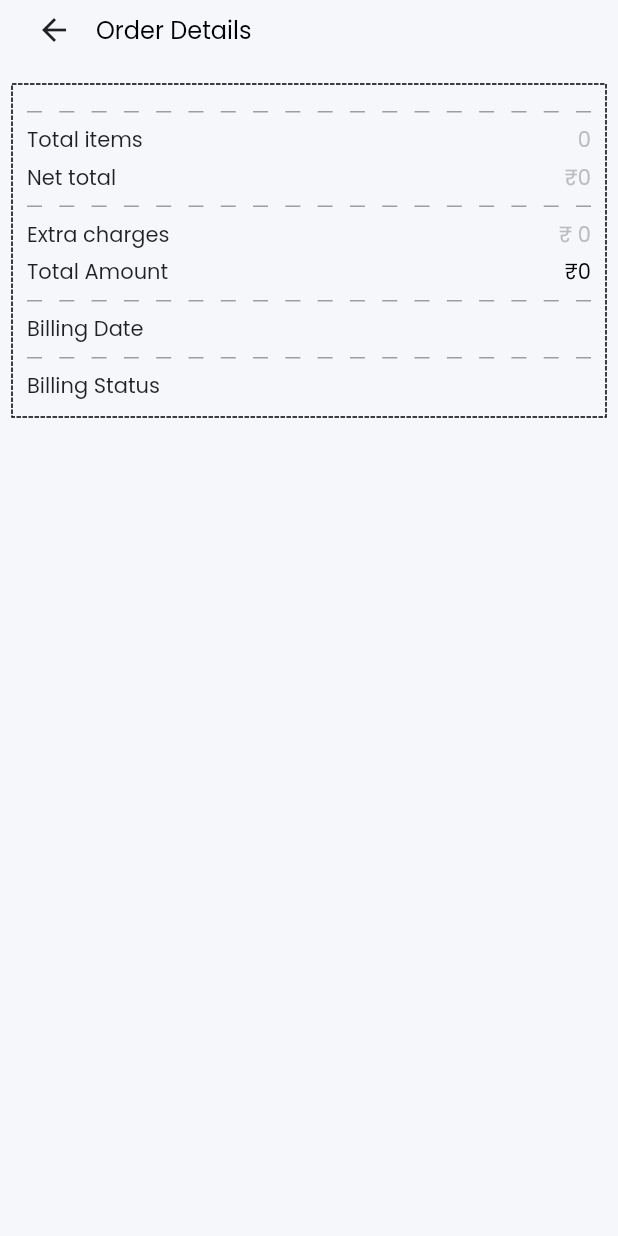
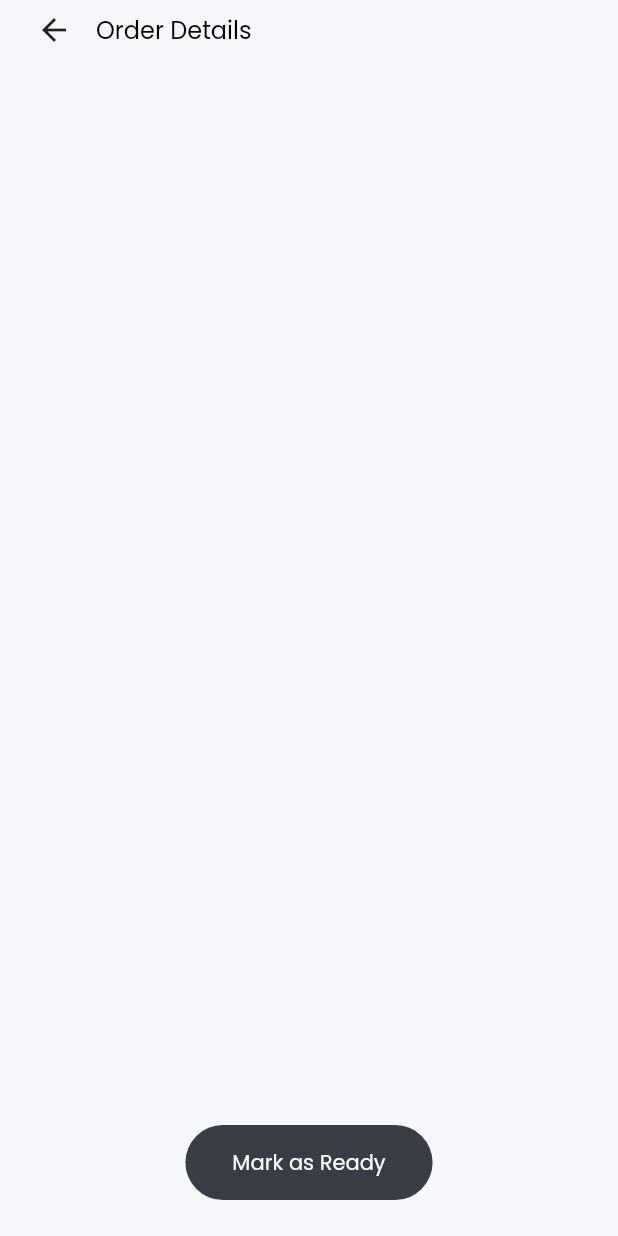
Before and after one commit to 22shubh22/shopat-seller, a Flutter app: the OrderDetails screen opened directly with empty values, on a phone screen of 412 x 824 dp. Run offline on Flutter 3.47's test engine with Material 2 defaults, Android fonts, the light colour scheme and no system bars; drawn by our look-alikes of dotted_border; our stand-ins replace bot_toast, cloud_firestore, feather_icons, firebase_auth, firebase_core, firebase_storage and 2 more; missing offline and left inert: flutter_tagging; accounts and stored records are empty; network calls fail.

Commit message:
Order request details screen

```diff
--- a/lib/firebase_repository/src/entities/order_request_entity.dart
+++ b/lib/firebase_repository/src/entities/order_request_entity.dart
@@ -3,12 +3,15 @@ class OrderRequestEntity {
   CustomerDetails customerDetails;
   List<ProductInfo> productInfo;
   String status;
+  String? orderId;
 
-  OrderRequestEntity(
-      {required this.createdAt,
-      required this.customerDetails,
-      required this.productInfo,
-      required this.status});
+  OrderRequestEntity({
+    required this.createdAt,
+    required this.customerDetails,
+    required this.productInfo,
+    required this.status,
+    this.orderId,
+  });
 
   factory OrderRequestEntity.fromJson(Map<String, dynamic> json) {
     List<ProductInfo> productInfo = [];
--- a/lib/screens/order_details.dart
+++ b/lib/screens/order_details.dart
@@ -1,17 +1,20 @@
-import 'package:dotted_border/dotted_border.dart';
+// import 'package:dotted_border/dotted_border.dart';
 import 'package:flutter/material.dart';
 import 'package:shopat_seller/firebase_repository/src/entities/order_request_entity.dart';
+import 'package:shopat_seller/firebase_repository/src/firestore_service.dart';
 import 'package:shopat_seller/global/colors.dart';
-import 'package:shopat_seller/widgets/separator.dart';
+// import 'package:shopat_seller/widgets/separator.dart';
 
 class OrderDetails extends StatefulWidget {
   final List<ProductInfo> cartsList;
   final String date, status;
+  final String? orderId;
   const OrderDetails({
     Key? key,
     required this.cartsList,
     required this.date,
     required this.status,
+    this.orderId,
   }) : super(key: key);
 
   @override
@@ -23,6 +26,7 @@ class _OrderDetailsState extends State<OrderDetails> {
   int totalAmount = 0;
   bool _isLoading = false;
   String address = "";
+  bool _isUpdating = false;
 
   @override
   void initState() {
@@ -84,7 +88,7 @@ class _OrderDetailsState extends State<OrderDetails> {
               ),
             ),
             SizedBox(
-              height: 8.0,
+              height: 16.0,
             ),
             _isLoading
                 ? Expanded(
@@ -92,165 +96,168 @@ class _OrderDetailsState extends State<OrderDetails> {
                         child: CircularProgressIndicator(
                     valueColor: new AlwaysStoppedAnimation<Color>(Colors.black),
                   )))
-                : Column(
-                    children: [
-                      Padding(
-                        padding: const EdgeInsets.all(8.0),
-                        child: DottedBorder(
-                          strokeWidth: 1,
+                : Expanded(
+                    child: ListView.builder(
+                        itemCount: widget.cartsList.length,
+                        itemBuilder: (context, index) {
+                          ProductInfo item = widget.cartsList[index];
+                          return Padding(
+                            padding: const EdgeInsets.only(bottom: 8.0),
+                            child: Container(
+                              margin: EdgeInsets.symmetric(horizontal: 12.0),
+                              decoration: BoxDecoration(
+                                color: Colors.white,
+                                borderRadius: BorderRadius.all(
+                                  Radius.circular(24.0),
+                                ),
+                              ),
                               child: Padding(
                                 padding: const EdgeInsets.all(8.0),
-                            child: Column(
+                                child: Row(
                                   children: [
+                                    Container(
+                                      width: MediaQuery.of(context).size.width *
+                                          0.25,
+                                      child: FittedBox(
+                                        fit: BoxFit.scaleDown,
+                                        child: Row(
+                                          children: [
+                                            Image.network(
+                                              item.image,
+                                              height: 80.0,
+                                              width: 80.0,
+                                              fit: BoxFit.contain,
+                                            ),
+                                            SizedBox(width: 20.0),
+                                          ],
+                                        ),
+                                      ),
+                                    ),
                                     Column(
-                                  children: widget.cartsList.map((item) {
-                                    return Column(
-                                      children: [
-                                        Row(
-                                          mainAxisAlignment:
-                                              MainAxisAlignment.spaceBetween,
+                                      crossAxisAlignment:
+                                          CrossAxisAlignment.start,
                                       children: [
                                         Text(
                                           "${item.productName}",
                                           style: TextStyle(
-                                                  fontFamily: "Poppins"),
+                                            fontFamily: "Poppins",
+                                            fontSize: 16.0,
                                           ),
+                                        ),
+                                        SizedBox(height: 4.0),
                                         Text(
-                                              "${item.numberOfItems} x ₹${item.sellingPrice}",
+                                          "${item.description1}",
+                                          maxLines: 2,
+                                          overflow: TextOverflow.ellipsis,
                                           style: TextStyle(
                                             fontFamily: "Poppins",
+                                            fontSize: 14.0,
                                             color: Colors.grey[400],
                                           ),
                                         ),
-                                          ],
+                                        SizedBox(height: 4.0),
+                                        Text(
+                                          "${item.description2}",
+                                          maxLines: 1,
+                                          overflow: TextOverflow.ellipsis,
+                                          style: TextStyle(
+                                            fontFamily: "Poppins",
+                                            fontSize: 14.0,
+                                            color: Colors.grey[400],
                                           ),
-                                        SizedBox(height: 4.0),
-                                      ],
-                                    );
-                                  }).toList(),
                                         ),
-                                SizedBox(height: 8.0),
-                                MySeparator(),
                                         SizedBox(height: 8.0),
                                         Row(
                                           mainAxisAlignment:
                                               MainAxisAlignment.spaceBetween,
                                           children: [
                                             Text(
-                                      "Total items",
-                                      style: TextStyle(fontFamily: "Poppins"),
-                                    ),
-                                    Text(
-                                      "$totalItems",
+                                              // "₹ " +
+                                              //     "${item.sellingPrice}  X  ${item.numberOfItems}",
+                                              "₹ " + "${item.sellingPrice}",
                                               style: TextStyle(
                                                 fontFamily: "Poppins",
-                                        color: Colors.grey[400],
+                                                fontSize: 16.0,
+                                              ),
+                                            ),
+                                            SizedBox(width: 32.0),
+                                            Text(
+                                              "No of items: ${item.numberOfItems}",
+                                              style: TextStyle(
+                                                fontFamily: "Poppins",
+                                                fontSize: 16.0,
                                               ),
                                             ),
                                           ],
-                                ),
-                                SizedBox(height: 4.0),
-                                Row(
-                                  mainAxisAlignment:
-                                      MainAxisAlignment.spaceBetween,
-                                  children: [
-                                    Text(
-                                      "Net total",
-                                      style: TextStyle(fontFamily: "Poppins"),
-                                    ),
-                                    Text(
-                                      "₹$totalAmount",
-                                      style: TextStyle(
-                                        fontFamily: "Poppins",
-                                        color: Colors.grey[400],
-                                      ),
-                                    ),
-                                  ],
-                                ),
-                                SizedBox(height: 8.0),
-                                MySeparator(),
-                                SizedBox(height: 8.0),
-                                Row(
-                                  mainAxisAlignment:
-                                      MainAxisAlignment.spaceBetween,
-                                  children: [
-                                    Text(
-                                      "Extra charges",
-                                      style: TextStyle(fontFamily: "Poppins"),
-                                    ),
-                                    Text(
-                                      "₹ 0",
-                                      style: TextStyle(
-                                        fontFamily: "Poppins",
-                                        color: Colors.grey[400],
-                                      ),
-                                    ),
-                                  ],
-                                ),
-                                SizedBox(height: 4.0),
-                                Row(
-                                  mainAxisAlignment:
-                                      MainAxisAlignment.spaceBetween,
-                                  children: [
-                                    Text(
-                                      "Total Amount",
-                                      style: TextStyle(fontFamily: "Poppins"),
-                                    ),
-                                    Text(
-                                      "₹$totalAmount",
-                                      style: TextStyle(
-                                        fontFamily: "Poppins",
-                                        color: Colors.black,
-                                      ),
-                                    ),
-                                  ],
-                                ),
-                                SizedBox(height: 8.0),
-                                MySeparator(),
-                                SizedBox(height: 8.0),
-                                Row(
-                                  mainAxisAlignment:
-                                      MainAxisAlignment.spaceBetween,
-                                  children: [
-                                    Text(
-                                      "Billing Date",
-                                      style: TextStyle(fontFamily: "Poppins"),
-                                    ),
-                                    Text(
-                                      "${widget.date}",
-                                      style: TextStyle(
-                                        fontFamily: "Poppins",
-                                        color: Colors.grey[400],
-                                      ),
-                                    ),
-                                  ],
-                                ),
-                                SizedBox(height: 8.0),
-                                MySeparator(),
-                                SizedBox(height: 8.0),
-                                Row(
-                                  mainAxisAlignment:
-                                      MainAxisAlignment.spaceBetween,
-                                  children: [
-                                    Text(
-                                      "Billing Status",
-                                      style: TextStyle(fontFamily: "Poppins"),
-                                    ),
-                                    Text(
-                                      "${widget.status}",
-                                      style: TextStyle(
-                                        fontFamily: "Poppins",
-                                        color: Colors.black,
-                                      ),
-                                    ),
+                                        )
                                       ],
                                     ),
                                   ],
                                 ),
                               ),
                             ),
+                          );
+                        }),
+                  ),
+            SizedBox(
+              height: 24.0,
+            ),
+            Center(
+              child: InkWell(
+                onTap: () async {
+                  setState(() {
+                    _isUpdating = true;
+                  });
+                  var result = await FirestoreService().updateOrderStatus(
+                    orderId: widget.orderId,
+                    status: "Ready",
+                  );
+                  if (result['res']) {
+                    setState(() {
+                      _isUpdating = false;
+                    });
+                    Navigator.of(context).pop("success");
+                  } else {
+                    setState(() {
+                      _isUpdating = false;
+                    });
+                  }
+                },
+                child: Container(
+                  padding: EdgeInsets.symmetric(vertical: 15),
+                  width: MediaQuery.of(context).size.width * 0.40,
+                  height: 50.0,
+                  decoration: BoxDecoration(
+                    color: AppColors.accentColor,
+                    borderRadius: BorderRadius.circular(30),
+                  ),
+                  child: Center(
+                    child: Row(
+                      mainAxisAlignment: MainAxisAlignment.spaceEvenly,
+                      children: [
+                        _isUpdating
+                            ? Text(
+                                "Updating ...",
+                                style: TextStyle(
+                                  fontFamily: "Poppins",
+                                  color: Colors.white,
+                                ),
+                              )
+                            : Text(
+                                "Mark as Ready",
+                                style: TextStyle(
+                                  fontFamily: "Poppins",
+                                  color: Colors.white,
+                                ),
                               ),
                       ],
+                    ),
+                  ),
+                ),
+              ),
+            ),
+            SizedBox(
+              height: 24.0,
             ),
           ],
         ),
```
Also changed, not shown: lib/firebase_repository/src/firestore_service.dart (+30 -2 lines), lib/screens/edit_product.dart (+6 -3 lines), lib/screens/order_requests.dart (+35 -9 lines), lib/screens/profile_edit.dart (+19 -7 lines). Lines whose indentation alone changed are shown as unchanged.
